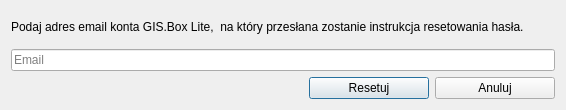
Before: the Qt Designer form usemaps_lite/ui/forgot_password.ui in gis-support/usemaps-lite-plugin, drawn with Qt 5.
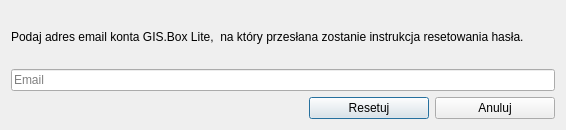
After: the same form once the commit is applied.

Patch:
```diff
--- a/usemaps_lite/ui/forgot_password.ui
+++ b/usemaps_lite/ui/forgot_password.ui
@@ -7,19 +7,19 @@
     <x>0</x>
     <y>0</y>
     <width>566</width>
-    <height>110</height>
+    <height>130</height>
    </rect>
   </property>
   <property name="minimumSize">
    <size>
     <width>566</width>
-    <height>110</height>
+    <height>130</height>
    </size>
   </property>
   <property name="maximumSize">
    <size>
     <width>566</width>
-    <height>110</height>
+    <height>130</height>
    </size>
   </property>
   <property name="windowTitle">
```
